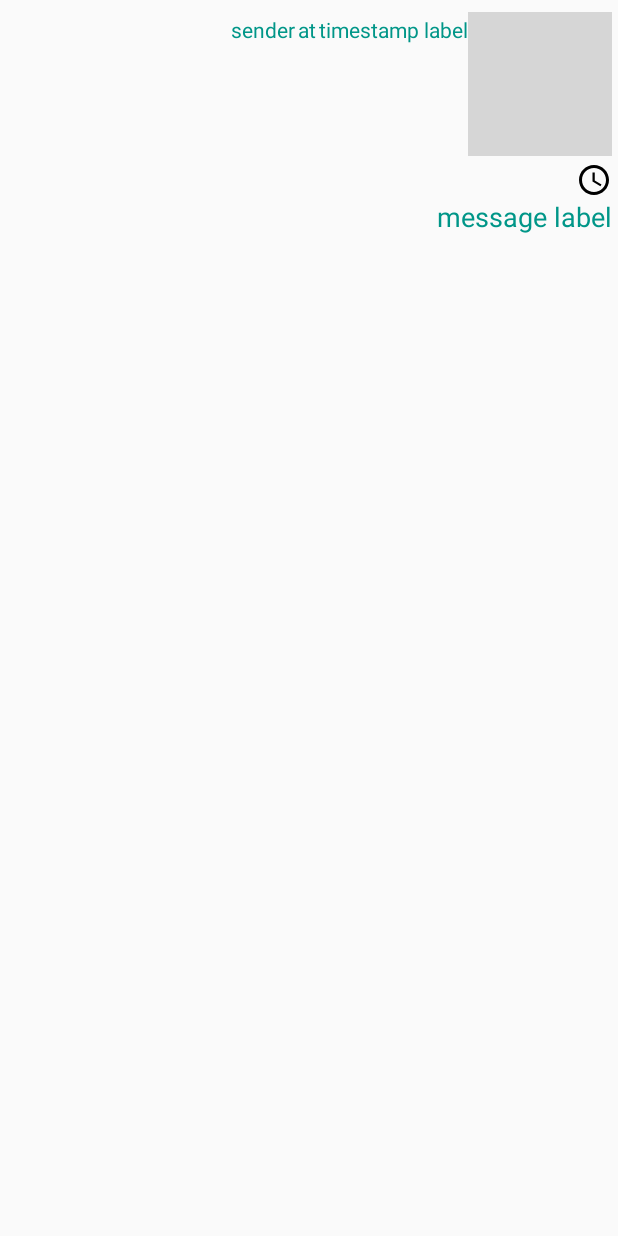
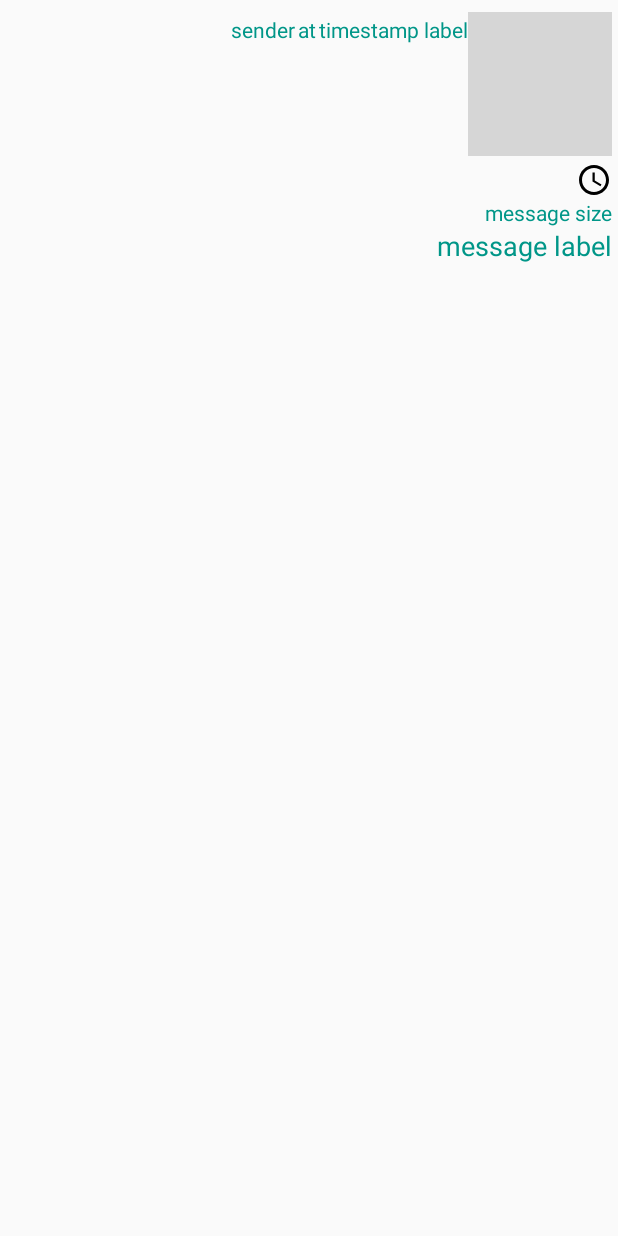
Before and after one commit to sasalatart/memeticame, an Android app: the layout list_item_message_in_attachment.xml on its own in the app's theme, with its tools: preview values and no code run, on a phone screen of 412 x 824 dp. Run offline under Robolectric (Android 15) with nearby library versions, the phone set to English and light mode, and no system bars; grey boxes are pictures that could not be loaded.

Commit message:
show attachment file size

```diff
--- a/app/src/main/java/com/salatart/memeticame/Views/MessagesAdapter.java
+++ b/app/src/main/java/com/salatart/memeticame/Views/MessagesAdapter.java
@@ -12,11 +12,8 @@ import com.bumptech.glide.Glide;
 import com.salatart.memeticame.Models.Attachment;
 import com.salatart.memeticame.Models.Chat;
 import com.salatart.memeticame.Models.Message;
-import com.salatart.memeticame.Models.MessageCount;
 import com.salatart.memeticame.R;
 import com.salatart.memeticame.Utils.FileUtils;
-
-import io.realm.Realm;
 
 /**
  * Created by sasalatart on 9/4/16.
@@ -150,5 +147,8 @@ public class MessagesAdapter extends ArrayAdapter<Message> {
         } else {
             attachmentName.setVisibility(View.INVISIBLE);
         }
+
+        TextView attachmentSize = (TextView) view.findViewById(R.id.size);
+        attachmentSize.setText(attachment.getHumanReadableByteCount(false));
     }
 }
--- a/app/src/main/res/layout/list_item_message_in_attachment.xml
+++ b/app/src/main/res/layout/list_item_message_in_attachment.xml
@@ -10,8 +10,8 @@
         android:layout_height="wrap_content"
         android:layout_gravity="end"
         android:orientation="horizontal"
-        android:paddingTop="@dimen/message_padding"
-        android:paddingBottom="@dimen/message_padding">
+        android:paddingBottom="@dimen/message_padding"
+        android:paddingTop="@dimen/message_padding">
 
         <TextView
             android:id="@+id/label_sender"
@@ -75,11 +75,21 @@
                 android:id="@+id/thumbnail"
                 android:layout_width="wrap_content"
                 android:layout_height="wrap_content"
+                android:layout_gravity="end"
                 android:maxHeight="128dp"
                 android:maxWidth="128dp"
-                android:layout_gravity="end"
                 android:src="@drawable/ic_access_time_black_24dp" />
         </LinearLayout>
+
+        <TextView
+            android:id="@+id/size"
+            android:layout_width="wrap_content"
+            android:layout_height="wrap_content"
+            android:layout_gravity="end"
+            android:gravity="center"
+            android:text="@string/message_size"
+            android:textAppearance="?android:attr/textAppearanceSmall"
+            android:textColor="@color/inMessageColor" />
 
         <TextView
             android:id="@+id/message"
--- a/app/src/main/res/values/strings.xml
+++ b/app/src/main/res/values/strings.xml
@@ -31,4 +31,5 @@
     <string name="admin">Admin</string>
     <string name="created_at">Created At</string>
     <string name="unread_count">Unread Count</string>
+    <string name="message_size">message size</string>
 </resources>
```
Also changed, not shown: app/src/main/java/com/salatart/memeticame/Models/Attachment.java (+21 -2 lines), app/src/main/java/com/salatart/memeticame/Utils/ParserUtils.java (+6 -7 lines), app/src/main/res/layout/list_item_message_out_attachment.xml (+12 -2 lines).
